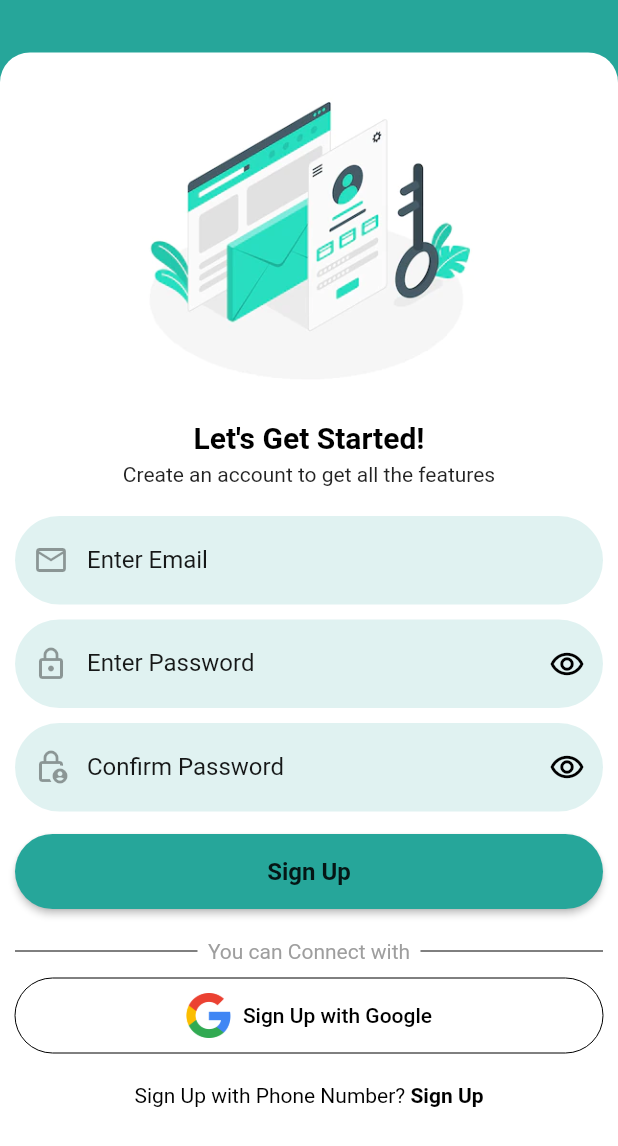
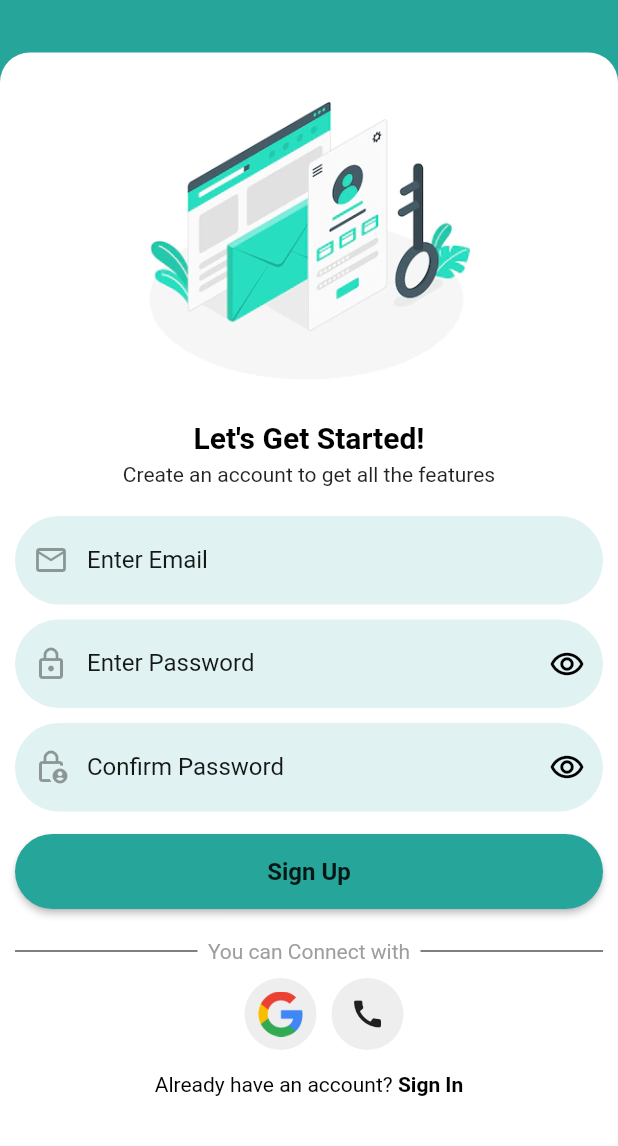
Before and after one commit to hetupatel14/medibuddy, a Flutter app: the screen it shows after launch, after a tap on "Sign Up", on a phone screen of 412 x 824 dp. Shown: the top 1146 px of the screen. Run offline on Flutter 3.47's test engine with Material 2 defaults, Android fonts, the phone set to English and light mode, and no system bars; missing offline and left inert: country_calling_code_picker.

Commit message:
modified some features

```diff
--- a/lib/screens/login.dart
+++ b/lib/screens/login.dart
@@ -90,15 +90,11 @@ class _LoginScreenState extends State<LoginScreen> {
                       Expanded(child: Divider(color: Colors.black)),
                     ],
                   ),
-                  googleSignIn(
-                      context,
-                      const Image(
-                        image: AssetImage("assets/images/google.png"),
-                        width: 30,
-                        height: 30,
-                      ),
-                      "Sign In with Google",
-                      () {}),
+                  const SizedBox(
+                    height: 10,
+                  ),
+                  googleSignIn(context, Image.asset("assets/images/google.png"),
+                      "Sign In with Google", () {}),
                   signUpOption(context),
                 ],
               ),
--- a/lib/screens/signup_screen.dart
+++ b/lib/screens/signup_screen.dart
@@ -1,4 +1,5 @@
 import 'package:flutter/material.dart';
+import 'package:medibuddy/screens/login.dart';
 import '../widgets/reusable_widgets.dart';
 import '../screens/homescreen.dart';
 
@@ -98,15 +99,23 @@ class _SignUpState extends State<SignUp> {
                       Expanded(child: Divider(color: Colors.black)),
                     ],
                   ),
-                  googleSignIn(
-                      context,
+                  const SizedBox(height: 10,),
+                  Row(
+                    mainAxisAlignment: MainAxisAlignment.center,
+                    children: [
+                      Padding(padding: EdgeInsets.all(10)),
+                      googleSignUp(
                           const Image(
                             image: AssetImage("assets/images/google.png"),
                             width: 30,
                             height: 30,
                           ),
-                      "Sign Up with Google",
                           () {}),
+                          Padding(padding: EdgeInsets.only(left: 10),),
+                      phoneSignIn(context, Icons.call, () {}),
+                    ],
+                  ),
+                  const SizedBox(height: 15,),
                   signInOption(context),
                 ],
               ),
@@ -121,15 +130,15 @@ Row signInOption(BuildContext context) {
     return Row(
       mainAxisAlignment: MainAxisAlignment.center,
       children: [
-        const Text("Sign Up with Phone Number? ",
+        const Text("Already have an account? ",
             style: TextStyle(color: Colors.black)),
         GestureDetector(
           onTap: () {
             Navigator.push(context,
-                MaterialPageRoute(builder: (context) => const SignUp()));
+                MaterialPageRoute(builder: (context) => const LoginScreen()));
           },
           child: const Text(
-            "Sign Up",
+            "Sign In",
             style: TextStyle(color: Colors.black, fontWeight: FontWeight.bold),
           ),
         ),
--- a/lib/widgets/reusable_widgets.dart
+++ b/lib/widgets/reusable_widgets.dart
@@ -1,5 +1,4 @@
 import 'package:flutter/material.dart';
-
 
 Image logoWidget(String imageName) {
   return Image.asset(
@@ -90,7 +89,6 @@ Container loginButtons(BuildContext context, String title, Function onTap) {
   );
 }
 
-
 Widget googleSignIn(
     BuildContext context, Image image, String title, Function onTap) {
   return Container(
@@ -126,8 +124,6 @@ Widget googleSignIn(
   );
 }
 
-
-
 Row signInOption() {
   return Row(
     mainAxisAlignment: MainAxisAlignment.center,
@@ -142,3 +138,27 @@ Row signInOption() {
     ],
   );
 }
+
+Widget googleSignUp(Image image, Function onTap) {
+  return Container(
+    decoration: BoxDecoration(shape: BoxShape.circle, color: Colors.grey[200]),
+    child: IconButton(
+        onPressed: () {
+          onTap();
+        },
+        icon: image,
+  ),
+  );
+}
+
+Widget phoneSignIn(BuildContext context, IconData icon, Function onTap) {
+  return Container(
+    decoration: BoxDecoration(shape: BoxShape.circle, color: Colors.grey[200]),
+    child: IconButton(
+        onPressed: () {
+          onTap();
+        },
+        icon: Icon(Icons.call),
+  ),
+  );
+}
```
Lines whose indentation alone changed are shown as unchanged.
